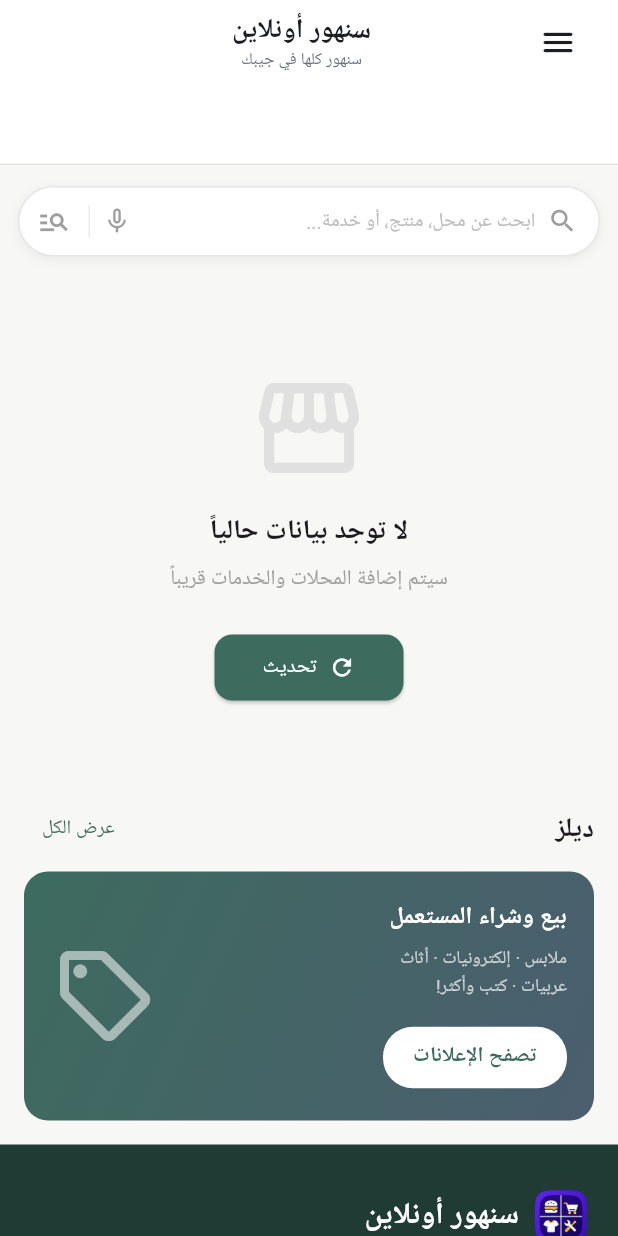
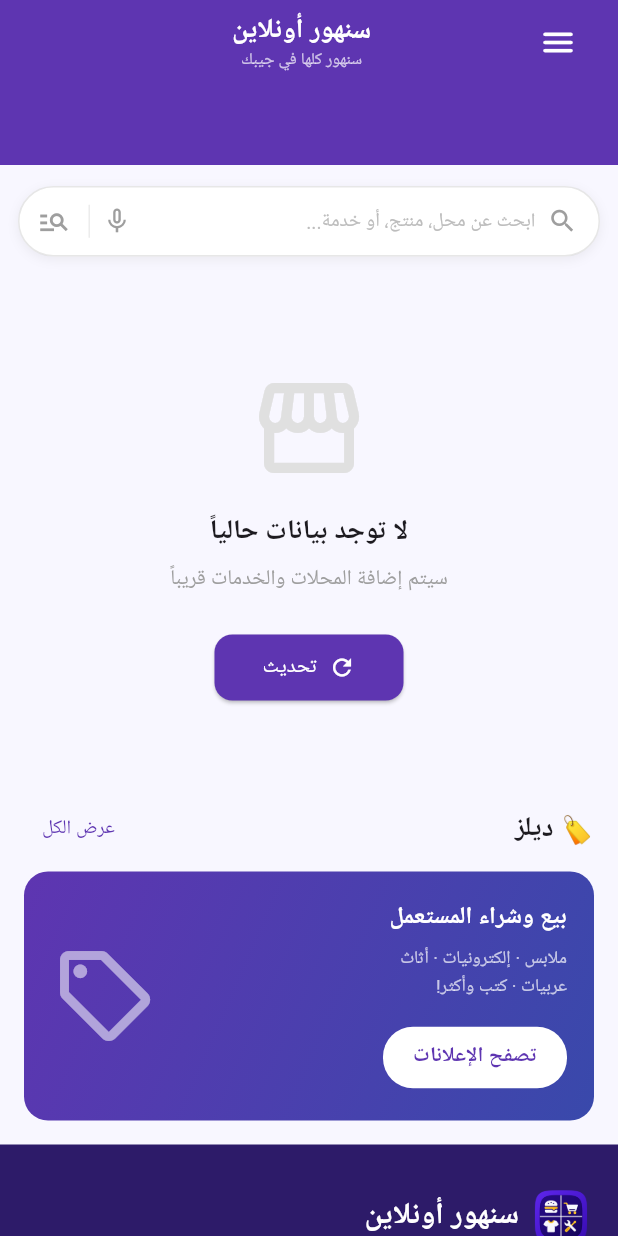
Before and after one commit to osa822630-droid/sanhour-online-by-firebase-studio-, a Flutter app: the HomeScreen screen opened directly, on a phone screen of 412 x 824 dp. Run offline on Flutter 3.47's test engine with Material 3 defaults, Android fonts, the phone set to English and light mode, and no system bars; our stand-ins replace app_links, cached_network_image, carousel_slider, cloud_firestore, cloud_functions, file_picker and 22 more; missing offline and left inert: excel, firebase_app_check; accounts and stored records are empty; Roboto replaces fonts that are missing (Tajawal); project files that could hold a hidden picture were left out.

Commit message:
fix(ui,admin,seeder): fix dark home white card, search & empty categories, Deals naming, admin TabBar & timeouts, SuperAdmin seeder

```diff
--- a/lib/screens/home_screen.dart
+++ b/lib/screens/home_screen.dart
@@ -116,18 +116,6 @@ class _HomeScreenState extends State<HomeScreen> {
     } catch (_) {}
   }
 
-  // ── التركيز على شريط البحث والتمرير إليه ────────────────────────
-  void _focusSearchBar() {
-    _scrollCtrl.animateTo(
-      0,
-      duration: const Duration(milliseconds: 300),
-      curve: Curves.easeOut,
-    );
-    Future.delayed(const Duration(milliseconds: 320), () {
-      if (mounted) _searchFocusNode.requestFocus();
-    });
-  }
-
   Future<void> _loadInterests() async {
     final prefs = await SharedPreferences.getInstance();
     final raw = prefs.getString('user_interests');
@@ -208,11 +196,11 @@ class _HomeScreenState extends State<HomeScreen> {
     return SeasonalOverlay(
       child: Scaffold(
         backgroundColor:
-            isDark ? const Color(0xFF121514) : const Color(0xFFF7F7F5),
+            isDark ? const Color(0xFF18162B) : const Color(0xFFF8F7FF),
         body: SafeArea(
           child: RefreshIndicator(
             onRefresh: _refreshData,
-            color: const Color(0xFF3D6B5E),
+            color: const Color(0xFF5E35B1),
             child: Consumer<ShopsProvider>(
               builder: (context, provider, _) {
                 _buildShuffleList(provider);
@@ -259,27 +247,15 @@ class _HomeScreenState extends State<HomeScreen> {
                       floating: false,
                       expandedHeight: 110,
                       backgroundColor: isDark
-                          ? const Color(0xFF1B201E)
-                          : Colors.white,
-                      surfaceTintColor: Colors.transparent,
-                      elevation: 0,
+                          ? const Color(0xFF211E3A)
+                          : const Color(0xFF5E35B1),
                       automaticallyImplyLeading: false,
                       flexibleSpace: FlexibleSpaceBar(
                         collapseMode: CollapseMode.pin,
                         background: Container(
-                          decoration: BoxDecoration(
-                            color: isDark
-                                ? const Color(0xFF1B201E)
-                                : Colors.white,
-                            border: Border(
-                              bottom: BorderSide(
-                                color: isDark
-                                    ? const Color(0xFF2B3330)
-                                    : const Color(0xFFE4E5E2),
-                                width: 1,
-                              ),
-                            ),
-                          ),
+                          color: isDark
+                              ? const Color(0xFF211E3A)
+                              : const Color(0xFF5E35B1),
                         ),
                       ),
                       title: Row(
@@ -288,8 +264,8 @@ class _HomeScreenState extends State<HomeScreen> {
                           IconButton(
                             onPressed: () => MainScreen.openDrawer(),
                             tooltip: 'القائمة',
-                            icon: Icon(Icons.menu_rounded,
-                                color: isDark ? const Color(0xFFE6E8EB) : const Color(0xFF1A1D21), size: 26),
+                            icon: const Icon(Icons.menu_rounded,
+                                color: Colors.white, size: 26),
                             constraints: const BoxConstraints(
                               minWidth: 44,
                               minHeight: 44,
@@ -311,15 +287,13 @@ class _HomeScreenState extends State<HomeScreen> {
                             ),
 
                           // اسم التطبيق
-                          Expanded(
+                          const Expanded(
                             child: Column(
                               children: [
                                 Text(
                                   'سنهور أونلاين',
                                   style: TextStyle(
-                                    color: isDark
-                                        ? const Color(0xFFE6E8EB)
-                                        : const Color(0xFF1A1D21),
+                                    color: Colors.white,
                                     fontWeight: FontWeight.bold,
                                     fontSize: 18,
                                   ),
@@ -327,11 +301,7 @@ class _HomeScreenState extends State<HomeScreen> {
                                 Text(
                                   'سنهور كلها في جيبك',
                                   style: TextStyle(
-                                    color: isDark
-                                        ? const Color(0xFF8E95A0)
-                                        : const Color(0xFF6B7280),
-                                    fontSize: 11,
-                                  ),
+                                      color: Colors.white70, fontSize: 11),
                                 ),
                               ],
                             ),
@@ -422,9 +392,9 @@ class _HomeScreenState extends State<HomeScreen> {
                           // المحلات المميزة
                           if (_showType(_typeShops) &&
                               provider.featuredShops.isNotEmpty) ...[
-                            _sectionHeader('محلات مميزة'),
+                            _sectionHeader('⭐ محلات مميزة'),
                             HorizontalList(
-                              title: 'محلات مميزة',
+                              title: '⭐ محلات مميزة',
                               items: provider.featuredShops,
                               type: 'shop',
                             ),
@@ -434,9 +404,9 @@ class _HomeScreenState extends State<HomeScreen> {
                           // أحدث المنتجات
                           if (_showType(_typeProducts) &&
                               provider.products.isNotEmpty) ...[
-                            _sectionHeader('أحدث المنتجات'),
+                            _sectionHeader('🛍️ أحدث المنتجات'),
                             HorizontalList(
-                              title: 'أحدث المنتجات',
+                              title: '🛍️ أحدث المنتجات',
                               items: provider.products.take(10).toList(),
                               type: 'product',
                             ),
@@ -446,11 +416,11 @@ class _HomeScreenState extends State<HomeScreen> {
                           // أحدث العروض
                           if (_showType(_typeOffers) &&
                               provider.offers.isNotEmpty) ...[
-                            _sectionHeader('أحدث العروض',
+                            _sectionHeader('🏷️ أحدث العروض',
                                 onViewAll: () =>
                                     MainScreen.switchTab(MainScreen.offersTab)),
                             HorizontalList(
-                              title: 'أحدث العروض',
+                              title: '🏷️ أحدث العروض',
                               items: provider.offers.take(10).toList(),
                               type: 'offer',
                             ),
@@ -518,7 +488,7 @@ class _HomeScreenState extends State<HomeScreen> {
           ..._regions.map((r) => ListTile(
                 title: Text(r),
                 leading: const Icon(Icons.location_on_outlined,
-                    color: Color(0xFF3D6B5E)),
+                    color: Color(0xFF5E35B1)),
                 onTap: () {
                   Navigator.pop(context);
                   context.read<ShopsProvider>().filterByRegion(r);
@@ -539,15 +509,12 @@ class _HomeScreenState extends State<HomeScreen> {
 
   // ── مساعدات UI ────────────────────────────────────────────────────
 
-  Widget _bar(double w) =>
-      Container(width: w, height: 2.5, color: Colors.white);
-
   // ── ديلز (بيع وشراء المستعمل) ────────────────────────────────
   Widget _buildDealerSection(BuildContext context) {
     return Column(
       children: [
         _sectionHeader(
-          'ديلز',
+          '🏷️ ديلز',
           onViewAll: () => MainScreen.switchTab(MainScreen.dealerTab),
         ),
         Container(
@@ -555,7 +522,7 @@ class _HomeScreenState extends State<HomeScreen> {
           padding: const EdgeInsets.all(18),
           decoration: BoxDecoration(
             gradient: const LinearGradient(
-              colors: [Color(0xFF3D6B5E), Color(0xFF4B5E6F)],
+              colors: [Color(0xFF5E35B1), Color(0xFF3949AB)],
               begin: Alignment.topLeft,
               end: Alignment.bottomRight,
             ),
@@ -584,7 +551,7 @@ class _HomeScreenState extends State<HomeScreen> {
                     onPressed: () => MainScreen.switchTab(MainScreen.dealerTab),
                     style: ElevatedButton.styleFrom(
                       backgroundColor: Colors.white,
-                      foregroundColor: const Color(0xFF3D6B5E),
+                      foregroundColor: const Color(0xFF5E35B1),
                       padding: const EdgeInsets.symmetric(
                           horizontal: 20, vertical: 10),
                       shape: RoundedRectangleBorder(
@@ -617,7 +584,7 @@ class _HomeScreenState extends State<HomeScreen> {
         return Column(
           children: [
             _sectionHeader(
-              'فرص عمل متاحة',
+              '💼 فرص عمل متاحة',
               onViewAll: () =>
                   MainScreen.switchTab(MainScreen.adsHubTab, adsSubTab: 1),
             ),
@@ -640,10 +607,10 @@ class _HomeScreenState extends State<HomeScreen> {
                       margin: const EdgeInsets.only(left: 12),
                       padding: const EdgeInsets.all(12),
                       decoration: BoxDecoration(
-                        color: const Color(0xFF3D6B5E).withValues(alpha: 0.07),
+                        color: Colors.deepPurple.withValues(alpha: 0.07),
                         borderRadius: BorderRadius.circular(12),
                         border: Border.all(
-                            color: const Color(0xFF3D6B5E).withValues(alpha: 0.2)),
+                            color: Colors.deepPurple.withValues(alpha: 0.2)),
                       ),
                       child: Column(
                         crossAxisAlignment: CrossAxisAlignment.start,
@@ -666,13 +633,13 @@ class _HomeScreenState extends State<HomeScreen> {
                                 horizontal: 8, vertical: 2),
                             decoration: BoxDecoration(
                               color:
-                                  Color(0xFF3D6B5E).withValues(alpha: 0.12),
+                                  Colors.deepPurple.withValues(alpha: 0.12),
                               borderRadius: BorderRadius.circular(8),
                             ),
                             child: Text(
                               category,
                               style: const TextStyle(
-                                  color: Color(0xFF3D6B5E), fontSize: 10),
+                                  color: Colors.deepPurple, fontSize: 10),
                             ),
                           ),
                         ],
@@ -701,7 +668,7 @@ class _HomeScreenState extends State<HomeScreen> {
         return Column(
           children: [
             _sectionHeader(
-              'طلبات الخدمات',
+              '🔧 محتاج حاجة تتعمل؟',
               onViewAll: () =>
                   MainScreen.switchTab(MainScreen.adsHubTab, adsSubTab: 2),
             ),
@@ -788,7 +755,7 @@ class _HomeScreenState extends State<HomeScreen> {
             TextButton(
               onPressed: onViewAll,
               child: const Text('عرض الكل',
-                  style: TextStyle(color: Color(0xFF3D6B5E), fontSize: 13)),
+                  style: TextStyle(color: Color(0xFF5E35B1), fontSize: 13)),
             ),
         ],
       ),
@@ -814,10 +781,10 @@ class _HomeScreenState extends State<HomeScreen> {
                 onPressed: () =>
                     setState(() => _buildShuffleList(provider, force: true)),
                 icon: const Icon(Icons.shuffle,
-                    size: 16, color: Color(0xFF3D6B5E)),
+                    size: 16, color: Color(0xFF5E35B1)),
                 label: const Text('خلّط',
                     style:
-                        TextStyle(color: Color(0xFF3D6B5E), fontSize: 13)),
+                        TextStyle(color: Color(0xFF5E35B1), fontSize: 13)),
               ),
             ],
           ),
@@ -847,7 +814,7 @@ class _HomeScreenState extends State<HomeScreen> {
             icon: const Icon(Icons.refresh),
             label: const Text('تحديث'),
             style: ElevatedButton.styleFrom(
-              backgroundColor: Color(0xFF3D6B5E),
+              backgroundColor: const Color(0xFF5E35B1),
               foregroundColor: Colors.white,
               padding:
                   const EdgeInsets.symmetric(horizontal: 32, vertical: 12),
--- a/lib/screens/offers_screen.dart
+++ b/lib/screens/offers_screen.dart
@@ -88,11 +88,11 @@ class _OffersScreenState extends State<OffersScreen> {
 
     return Scaffold(
       backgroundColor:
-          isDark ? const Color(0xFF121514) : const Color(0xFFF7F7F5),
+          isDark ? const Color(0xFF18162B) : const Color(0xFFF8F7FF),
       appBar: AppBar(
         title: const Text('العروض',
             style: TextStyle(fontWeight: FontWeight.bold)),
-        backgroundColor: const Color(0xFF3D6B5E),
+        backgroundColor: const Color(0xFF5E35B1),
         foregroundColor: Colors.white,
         centerTitle: true,
       ),
--- a/lib/widgets/app_footer.dart
+++ b/lib/widgets/app_footer.dart
@@ -8,7 +8,7 @@ class AppFooter extends StatelessWidget {
   @override
   Widget build(BuildContext context) {
     final isDark = Theme.of(context).brightness == Brightness.dark;
-    final bgColor = isDark ? const Color(0xFF1B201E) : const Color(0xFF1F3B33);
+    final bgColor = isDark ? const Color(0xFF211E3A) : const Color(0xFF2D1B69);
 
     return Container(
       color: bgColor,
@@ -28,7 +28,7 @@ class AppFooter extends StatelessWidget {
                   errorBuilder: (_, __, ___) => Container(
                     width: 36,
                     height: 36,
-                    color: const Color(0xFF3D6B5E),
+                    color: const Color(0xFF5E35B1),
                     child: const Icon(Icons.storefront,
                         color: Colors.white, size: 20),
                   ),
```
Also changed, not shown: lib/screens/account_edit_screen.dart (+16 -16 lines), lib/screens/admin_dashboard.dart (+4 -4 lines), lib/screens/categories_screen.dart (+10 -10 lines), lib/screens/main_screen.dart (+20 -20 lines), lib/screens/merchant/add_shop_screen.dart (+9 -9 lines), lib/screens/options_screen.dart (+24 -24 lines), lib/screens/sanhour_dealer_screen.dart (+21 -21 lines), lib/screens/seeder_screen.dart (+10 -10 lines), lib/screens/tabs/admin_content_tab.dart (+7 -7 lines), lib/screens/tabs/admin_overview_tab.dart (+13 -13 lines), lib/screens/tabs/admin_settings_tab.dart (+12 -12 lines), 10 other files.
